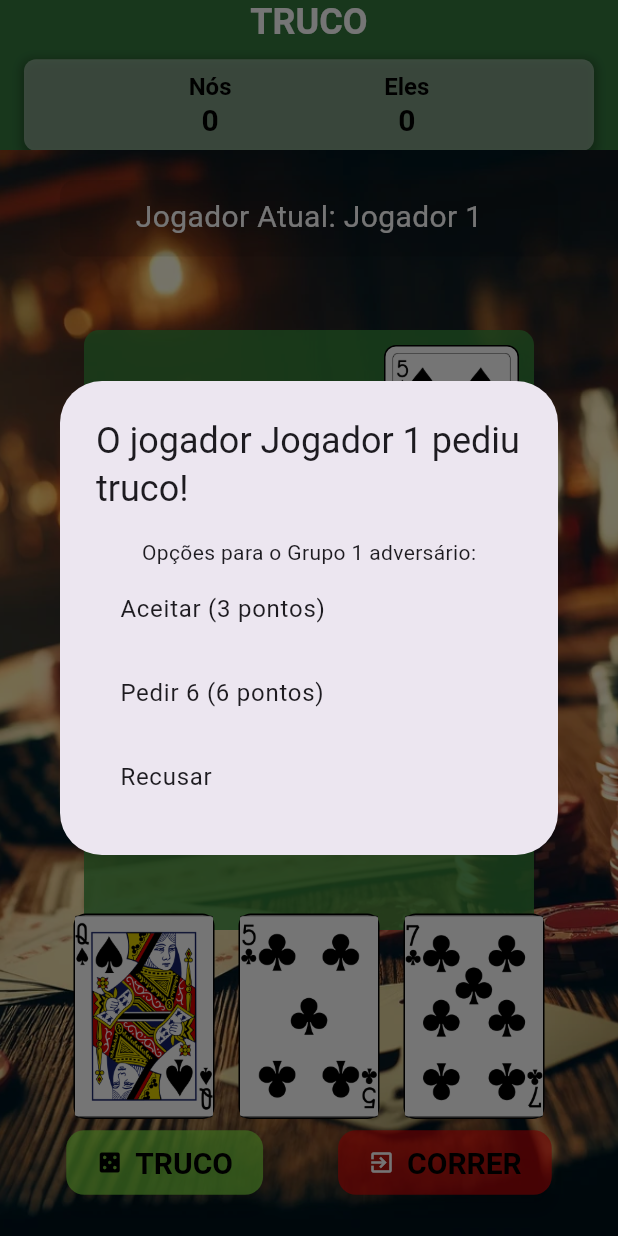
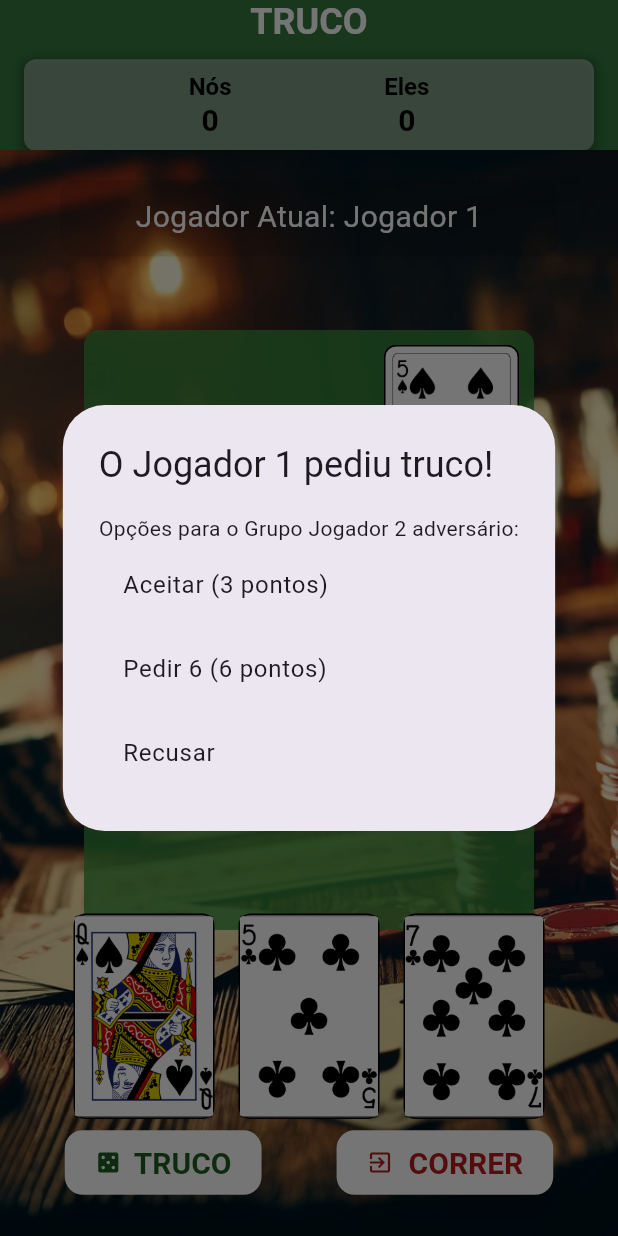
Before and after one commit to ronip31/testes_truco_view, a Flutter app: the screen it shows after launch, after a tap on "TRUCO", on a phone screen of 412 x 824 dp. Run offline on Flutter 3.47's test engine with Material 3 defaults, Android fonts, the phone set to English and light mode, and no system bars; our stand-ins replace tuple.

Commit message:
ajuste cor botão truco e correr

```diff
--- a/lib/pedirTruco.dart
+++ b/lib/pedirTruco.dart
@@ -21,11 +21,11 @@ class Truco {
       context: context,
       builder: (BuildContext context) {
         return AlertDialog(
-          title: Text('O jogador ${jogadorQuePediuTruco.nome} pediu truco!'),
+          title: Text('O ${jogadorQuePediuTruco.nome} pediu truco!'),
           content: Column(
             mainAxisSize: MainAxisSize.min,
             children: [
-              Text('Opções para o Grupo ${jogadorQueRespondeTruco.grupo} adversário:'),
+              Text('Opções para o Grupo ${jogadorQueRespondeTruco.nome} adversário:'),
               ListTile(
                 title: Text('Aceitar (3 pontos)'),
                 onTap: () => Navigator.of(context).pop('1'),
@@ -73,7 +73,7 @@ class Truco {
           content: Column(
             mainAxisSize: MainAxisSize.min,
             children: [
-              Text('Opções para o Grupo ${jogadorQuePediuTruco.grupo} adversário:'),
+              Text('Opções para o Grupo ${jogadorQuePediuTruco.nome} adversário:'),
               ListTile(
                 title: Text('Aceitar (6 pontos)'),
                 onTap: () => Navigator.of(context).pop('1'),
@@ -93,7 +93,9 @@ class Truco {
     );
 
     switch (resposta6) {
+
       case '1':
+        print('resposta6: ${resposta6}');
         trucoFoiAceito = true;
         jogadorQueAceitouTruco = jogadorQuePediuTruco;
         pontosTruco = PONTOS_6;
--- a/lib/widgets/CorrerButton.dart
+++ b/lib/widgets/CorrerButton.dart
@@ -8,15 +8,15 @@ class CorrerButton extends StatelessWidget {
       child: Row(
         mainAxisSize: MainAxisSize.min,
         children: [
-          Icon(Icons.exit_to_app, color: Colors.white),
-          SizedBox(width: 8),
-          Text('CORRER', style: TextStyle(color: Colors.black, fontSize: 20, fontWeight: FontWeight.bold)),
+          Icon(Icons.exit_to_app, color: Colors.red[900]),
+          SizedBox(width: 10),
+          Text('CORRER', style: TextStyle(color: Colors.red[900], fontSize: 20, fontWeight: FontWeight.bold)),
         ],
       ),
       style: ElevatedButton.styleFrom(
-        backgroundColor: Color.fromARGB(255, 255, 1, 1).withOpacity(0.6),
+        backgroundColor: Color.fromARGB(255, 255, 255, 255),
         padding: EdgeInsets.symmetric(horizontal: 20, vertical: 10),
-        textStyle: TextStyle(fontSize: 20, color: const Color.fromARGB(255, 0, 0, 0)),
+        textStyle: TextStyle(fontSize: 20, color: Color.fromARGB(255, 255, 0, 0)),
         shape: RoundedRectangleBorder(
           borderRadius: BorderRadius.circular(12.0),
         ),
--- a/lib/widgets/TrucoButton.dart
+++ b/lib/widgets/TrucoButton.dart
@@ -12,15 +12,15 @@ class TrucoButton extends StatelessWidget {
       child: Row(
         mainAxisSize: MainAxisSize.min,
         children: [
-          Icon(Icons.casino, color: Colors.black),
+          Icon(Icons.casino, color: Colors.green[900]),
           SizedBox(width: 8),
-          Text('TRUCO', style: TextStyle(color: Colors.black, fontSize: 20, fontWeight: FontWeight.bold)),
+          Text('TRUCO', style: TextStyle(color: Colors.green[900], fontSize: 20, fontWeight: FontWeight.bold)),
         ],
       ),
       style: ElevatedButton.styleFrom(
-        backgroundColor: Color.fromARGB(255, 137, 238, 69).withOpacity(0.7),
+        backgroundColor: Color.fromARGB(255, 255, 255, 255),
         padding: EdgeInsets.symmetric(horizontal: 20, vertical: 10),
-        textStyle: TextStyle(fontSize: 20, color: Colors.black),
+        textStyle: TextStyle(fontSize: 20, color: Colors.green[900]),
         shape: RoundedRectangleBorder(
           borderRadius: BorderRadius.circular(12.0),
         ),
```
